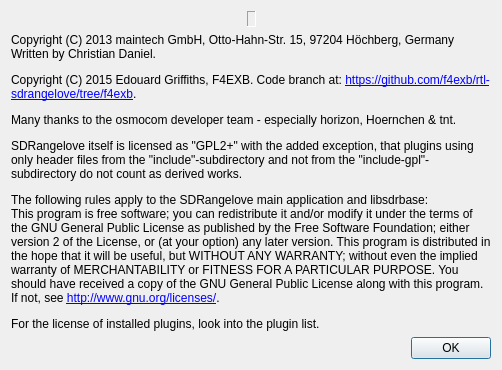
f4exb/sdrangel, file sdrbase/gui/aboutdialog.ui: the form before one commit.
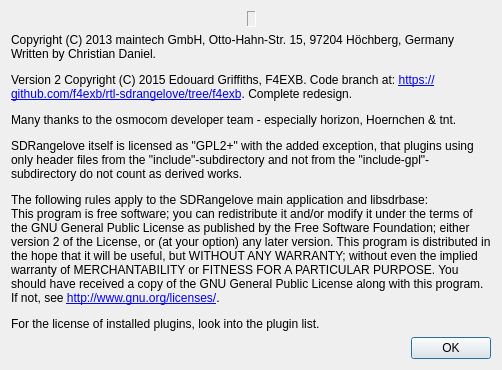
The form after the commit. Icons and pictures are not drawn.

Commit message: Deep redesign: Init sequence review phase #1: Fixing channel GUI init

What changed in the file:
```diff
--- a/sdrbase/gui/aboutdialog.ui
+++ b/sdrbase/gui/aboutdialog.ui
@@ -80,7 +80,7 @@
      <property name="text">
       <string>&lt;p&gt;Copyright (C) 2013 maintech GmbH, Otto-Hahn-Str. 15, 97204 Höchberg, Germany&lt;br&gt;
 Written by Christian Daniel.&lt;/p&gt;
-&lt;p&gt;Copyright (C) 2015 Edouard Griffiths, F4EXB. Code branch at: &lt;a href=&quot;https://github.com/f4exb/rtl-sdrangelove/tree/f4exb&quot;&gt;https://github.com/f4exb/rtl-sdrangelove/tree/f4exb&lt;/a&gt;.&lt;/p&gt;
+&lt;p&gt;Version 2 Copyright (C) 2015 Edouard Griffiths, F4EXB. Code branch at: &lt;a href=&quot;https://github.com/f4exb/rtl-sdrangelove/tree/f4exb&quot;&gt;https://github.com/f4exb/rtl-sdrangelove/tree/f4exb&lt;/a&gt;. Complete redesign.&lt;/p&gt;
 &lt;p&gt;Many thanks to the osmocom developer team - especially horizon, Hoernchen &amp;amp; tnt.&lt;/p&gt;
 &lt;p&gt;SDRangelove itself is licensed as &quot;GPL2+&quot; with the added exception, that plugins using only header files from the &quot;include&quot;-subdirectory and not from the &quot;include-gpl&quot;-subdirectory do not count as derived works.&lt;/p&gt;
 &lt;p&gt;The following rules apply to the SDRangelove main application and libsdrbase:&lt;br&gt;
```
The commit also changes 6 other files.
